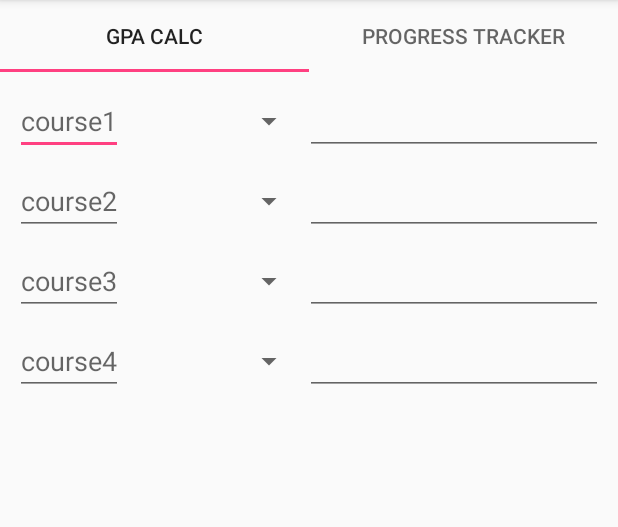
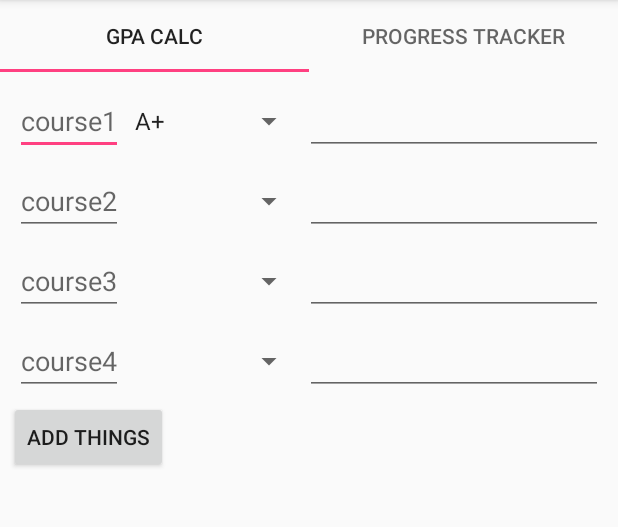
Before and after one commit to blaq-6THREE/Student-Progress, an Android app: the screen it shows after launch (MainActivity), on a phone screen of 412 x 824 dp, the part 84-611 px from its top. Run offline under Robolectric (Android 15) with nearby library versions, the phone set to English and light mode, and no system bars.

Commit message:
Now possible to addview with bottom

```diff
--- a/app/src/main/java/com/blaq/hylton/studentprogress/GradePointAverage.java
+++ b/app/src/main/java/com/blaq/hylton/studentprogress/GradePointAverage.java
@@ -8,22 +8,68 @@ import android.view.LayoutInflater;
 import android.view.View;
 import android.view.ViewGroup;
 import android.widget.ArrayAdapter;
+import android.widget.Button;
+import android.widget.EditText;
+import android.widget.LinearLayout;
 import android.widget.Spinner;
+import android.widget.TextView;
+import android.widget.Toast;
 
 public class GradePointAverage extends Fragment
 {
     private Spinner mSpinner;
+    private Button mButton;
+    private LinearLayout masterLinearLayout;
 
-    public View onCreateView(LayoutInflater inflater, ViewGroup container, Bundle savedInstanceState) {
+    public View onCreateView(LayoutInflater inflater, ViewGroup container, Bundle savedInstanceState)
+    {
         View view = inflater.inflate(R.layout.fragment_grade_point_average, container, false);
 
-        mSpinner = view.findViewById(R.id.grades_spinner);
+        mSpinner = view.findViewById(R.id.grades_spinner_1);
         ArrayAdapter<CharSequence> adapter = ArrayAdapter.createFromResource(getContext(), R.array.grade_array, android.R.layout.simple_spinner_item);
         adapter.setDropDownViewResource(android.R.layout.simple_spinner_dropdown_item);
         mSpinner.setAdapter(adapter);
 
+        mButton = view.findViewById(R.id.button);
+        masterLinearLayout = view.findViewById(R.id.linear_layout_master);
 
+        mButton.setOnClickListener(new View.OnClickListener() {
+            @Override
+            public void onClick(View view)
+            {
+//                TextView textView = new TextView(getContext());
+//                textView.setText("New");
+//
+//                masterLinearLayout.addView(textView);
+                createView(masterLinearLayout);
+            }
+        });
 
         return view;
     }
+
+    private void createView(LinearLayout bossLayout)
+    {
+        //Create linear layout first
+        LinearLayout linearLayout = new LinearLayout(getContext());
+        linearLayout.setOrientation(LinearLayout.HORIZONTAL);
+
+        //Create EditText
+        EditText courseEditText = new EditText(getContext());
+
+        //Create Spinner and populate it
+        Spinner spinner = new Spinner(getContext());
+        ArrayAdapter<CharSequence> adapter = ArrayAdapter.createFromResource(getContext(), R.array.grade_array, android.R.layout.simple_spinner_item);
+        adapter.setDropDownViewResource(android.R.layout.simple_spinner_dropdown_item);
+        spinner.setAdapter(adapter);
+
+        //Create EditText
+        EditText creditEditText = new EditText(getContext());
+
+        linearLayout.addView(courseEditText);
+        linearLayout.addView(spinner);
+        linearLayout.addView(creditEditText);
+
+        bossLayout.addView(linearLayout);
+    }
 }
--- a/app/src/main/res/layout/fragment_grade_point_average.xml
+++ b/app/src/main/res/layout/fragment_grade_point_average.xml
@@ -6,6 +6,7 @@
     android:layout_height="match_parent"
     android:orientation="vertical"
     android:padding="6dp"
+    android:id="@+id/linear_layout_master"
     tools:context=".GradePointAverage">
 
     <!-- TODO: Update blank fragment layout -->
@@ -22,7 +23,7 @@
             android:layout_height="wrap_content"/>
 
         <Spinner
-            android:id="@+id/linear_spinner_1"
+            android:id="@+id/grades_spinner_1"
             android:layout_width="121dp"
             android:layout_height="match_parent"/>
 
@@ -105,5 +106,9 @@
 
     </LinearLayout>
 
-
+    <Button
+        android:id="@+id/button"
+        android:text="Add Things"
+        android:layout_width="wrap_content"
+        android:layout_height="wrap_content"/>
 </LinearLayout>
```
